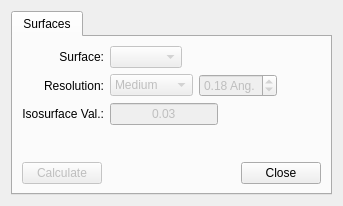
This is avogadro/qtplugins/surfaces/surfacedialog.ui in OpenChemistry/avogadrolibs as Qt 5 draws it before an edit. The edited form follows.
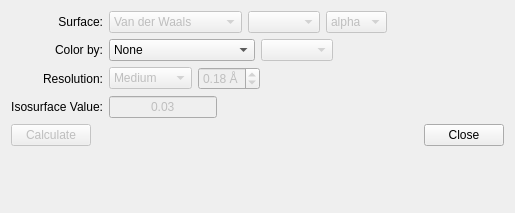
This is the edited form.

Commit message: Make sure create surfaces is always available

What changed in the file:
```diff
--- a/avogadro/qtplugins/surfaces/surfacedialog.ui
+++ b/avogadro/qtplugins/surfaces/surfacedialog.ui
@@ -12,8 +12,8 @@
    <rect>
     <x>0</x>
     <y>0</y>
-    <width>343</width>
-    <height>206</height>
+    <width>515</width>
+    <height>213</height>
    </rect>
   </property>
   <property name="contextMenuPolicy">
@@ -28,22 +28,86 @@
   <property name="sizeGripEnabled">
    <bool>false</bool>
   </property>
-  <layout class="QVBoxLayout" name="verticalLayout_2">
-   <item>
     <layout class="QVBoxLayout" name="verticalLayout">
      <item>
-      <widget class="QTabWidget" name="tabWidget">
-       <property name="currentIndex">
-        <number>0</number>
-       </property>
-       <widget class="QWidget" name="surfaceTab">
-        <attribute name="title">
-         <string>Surfaces</string>
-        </attribute>
-        <layout class="QGridLayout" name="gridLayout_2">
-         <item row="0" column="0">
           <layout class="QGridLayout" name="gridLayout">
-           <item row="1" column="1">
+     <item row="2" column="0">
+      <widget class="QLabel" name="label_3">
+       <property name="text">
+        <string>Resolution:</string>
+       </property>
+       <property name="alignment">
+        <set>Qt::AlignRight|Qt::AlignTrailing|Qt::AlignVCenter</set>
+       </property>
+      </widget>
+     </item>
+     <item row="3" column="0">
+      <widget class="QLabel" name="label_2">
+       <property name="text">
+        <string>Isosurface Value:</string>
+       </property>
+       <property name="alignment">
+        <set>Qt::AlignRight|Qt::AlignTrailing|Qt::AlignVCenter</set>
+       </property>
+      </widget>
+     </item>
+     <item row="0" column="0">
+      <widget class="QLabel" name="label">
+       <property name="text">
+        <string>Surface:</string>
+       </property>
+       <property name="alignment">
+        <set>Qt::AlignRight|Qt::AlignTrailing|Qt::AlignVCenter</set>
+       </property>
+      </widget>
+     </item>
+     <item row="3" column="1">
+      <layout class="QHBoxLayout" name="horizontalLayout_3">
+       <item>
+        <widget class="QLineEdit" name="isosurfaceLineEdit">
+         <property name="enabled">
+          <bool>false</bool>
+         </property>
+         <property name="sizePolicy">
+          <sizepolicy hsizetype="Fixed" vsizetype="Fixed">
+           <horstretch>0</horstretch>
+           <verstretch>0</verstretch>
+          </sizepolicy>
+         </property>
+         <property name="text">
+          <string>0.03</string>
+         </property>
+         <property name="alignment">
+          <set>Qt::AlignCenter</set>
+         </property>
+        </widget>
+       </item>
+       <item>
+        <spacer name="horizontalSpacer_3">
+         <property name="orientation">
+          <enum>Qt::Horizontal</enum>
+         </property>
+         <property name="sizeHint" stdset="0">
+          <size>
+           <width>40</width>
+           <height>20</height>
+          </size>
+         </property>
+        </spacer>
+       </item>
+      </layout>
+     </item>
+     <item row="1" column="0">
+      <widget class="QLabel" name="label_4">
+       <property name="text">
+        <string>Color by:</string>
+       </property>
+       <property name="alignment">
+        <set>Qt::AlignRight|Qt::AlignTrailing|Qt::AlignVCenter</set>
+       </property>
+      </widget>
+     </item>
+     <item row="2" column="1">
             <layout class="QHBoxLayout" name="horizontalLayout">
              <item>
               <widget class="QComboBox" name="resolutionCombo">
@@ -94,7 +158,7 @@
                 <bool>false</bool>
                </property>
                <property name="suffix">
-                <string> Ang.</string>
+          <string> Å</string>
                </property>
                <property name="minimum">
                 <double>0.010000000000000</double>
@@ -132,6 +196,45 @@
                <property name="enabled">
                 <bool>false</bool>
                </property>
+         <item>
+          <property name="text">
+           <string>Van der Waals</string>
+          </property>
+         </item>
+         <item>
+          <property name="text">
+           <string>Solvent Accessible</string>
+          </property>
+         </item>
+         <item>
+          <property name="text">
+           <string>Solvent Excluded</string>
+          </property>
+         </item>
+        </widget>
+       </item>
+       <item>
+        <widget class="QComboBox" name="orbitalCombo">
+         <property name="enabled">
+          <bool>false</bool>
+         </property>
+        </widget>
+       </item>
+       <item>
+        <widget class="QComboBox" name="spinCombo">
+         <property name="enabled">
+          <bool>false</bool>
+         </property>
+         <item>
+          <property name="text">
+           <string>alpha</string>
+          </property>
+         </item>
+         <item>
+          <property name="text">
+           <string>beta</string>
+          </property>
+         </item>
               </widget>
              </item>
              <item>
@@ -149,29 +252,31 @@
              </item>
             </layout>
            </item>
-           <item row="2" column="1">
-            <layout class="QHBoxLayout" name="horizontalLayout_3">
+     <item row="1" column="1">
+      <layout class="QHBoxLayout" name="horizontalLayout_5">
              <item>
-              <widget class="QLineEdit" name="isosurfaceLineEdit">
+        <widget class="QComboBox" name="propertyCombo">
+         <item>
+          <property name="text">
+           <string>None</string>
+          </property>
+         </item>
+         <item>
+          <property name="text">
+           <string>Electrostatic Potential</string>
+          </property>
+         </item>
+        </widget>
+       </item>
+       <item>
+        <widget class="QComboBox" name="chargeCombo">
                <property name="enabled">
                 <bool>false</bool>
                </property>
-               <property name="sizePolicy">
-                <sizepolicy hsizetype="Fixed" vsizetype="Fixed">
-                 <horstretch>0</horstretch>
-                 <verstretch>0</verstretch>
-                </sizepolicy>
-               </property>
-               <property name="text">
-                <string>0.03</string>
-               </property>
-               <property name="alignment">
-                <set>Qt::AlignCenter</set>
-               </property>
               </widget>
              </item>
              <item>
-              <spacer name="horizontalSpacer_3">
+        <spacer name="horizontalSpacer_4">
                <property name="orientation">
                 <enum>Qt::Horizontal</enum>
                </property>
@@ -185,39 +290,9 @@
              </item>
             </layout>
            </item>
-           <item row="2" column="0">
-            <widget class="QLabel" name="label_2">
-             <property name="text">
-              <string>Isosurface Val.:</string>
-             </property>
-             <property name="alignment">
-              <set>Qt::AlignRight|Qt::AlignTrailing|Qt::AlignVCenter</set>
-             </property>
-            </widget>
-           </item>
-           <item row="1" column="0">
-            <widget class="QLabel" name="label_3">
-             <property name="text">
-              <string>Resolution:</string>
-             </property>
-             <property name="alignment">
-              <set>Qt::AlignRight|Qt::AlignTrailing|Qt::AlignVCenter</set>
-             </property>
-            </widget>
-           </item>
-           <item row="0" column="0">
-            <widget class="QLabel" name="label">
-             <property name="text">
-              <string>Surface:</string>
-             </property>
-             <property name="alignment">
-              <set>Qt::AlignRight|Qt::AlignTrailing|Qt::AlignVCenter</set>
-             </property>
-            </widget>
-           </item>
-          </layout>
-         </item>
-         <item row="2" column="0">
+    </layout>
+   </item>
+   <item>
           <layout class="QHBoxLayout" name="horizontalLayout_4">
            <item>
             <widget class="QPushButton" name="calculateButton">
@@ -238,7 +313,7 @@
            </item>
           </layout>
          </item>
-         <item row="1" column="0">
+   <item>
           <spacer name="verticalSpacer">
            <property name="orientation">
             <enum>Qt::Vertical</enum>
@@ -253,12 +328,6 @@
          </item>
         </layout>
        </widget>
-      </widget>
-     </item>
-    </layout>
-   </item>
-  </layout>
- </widget>
  <resources/>
  <connections>
   <connection>
```
Left out of the diff: 37 changed lines with no effect on the pictures. Lines whose indentation alone changed are shown as unchanged. The commit also changes 1 other file.
